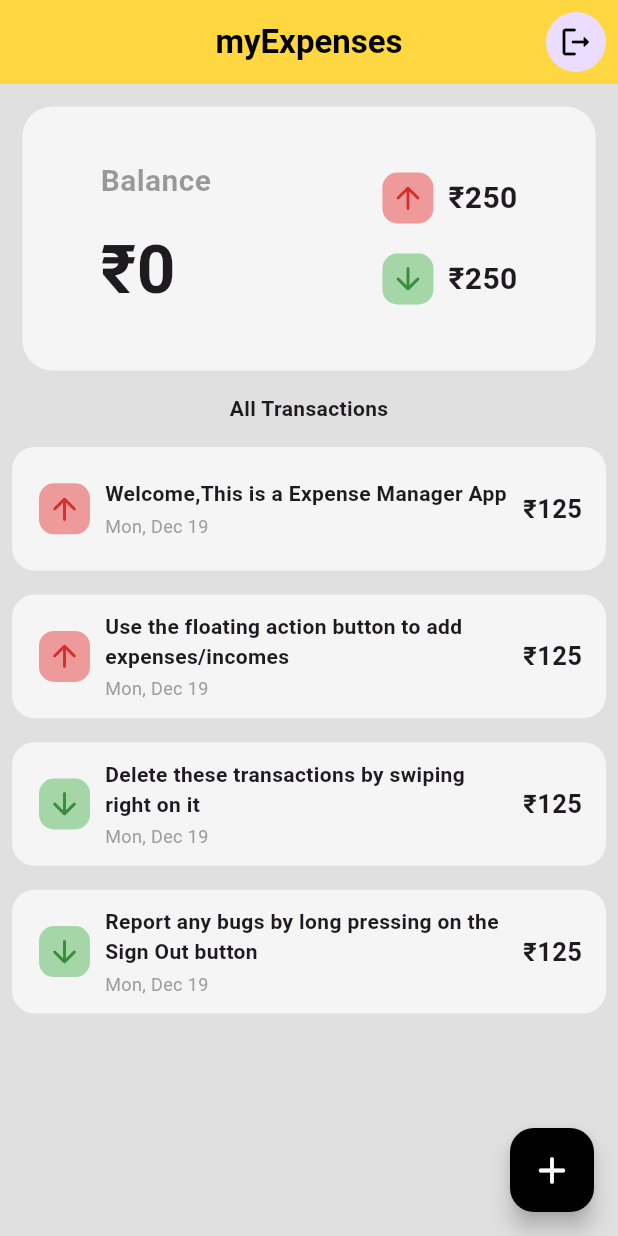
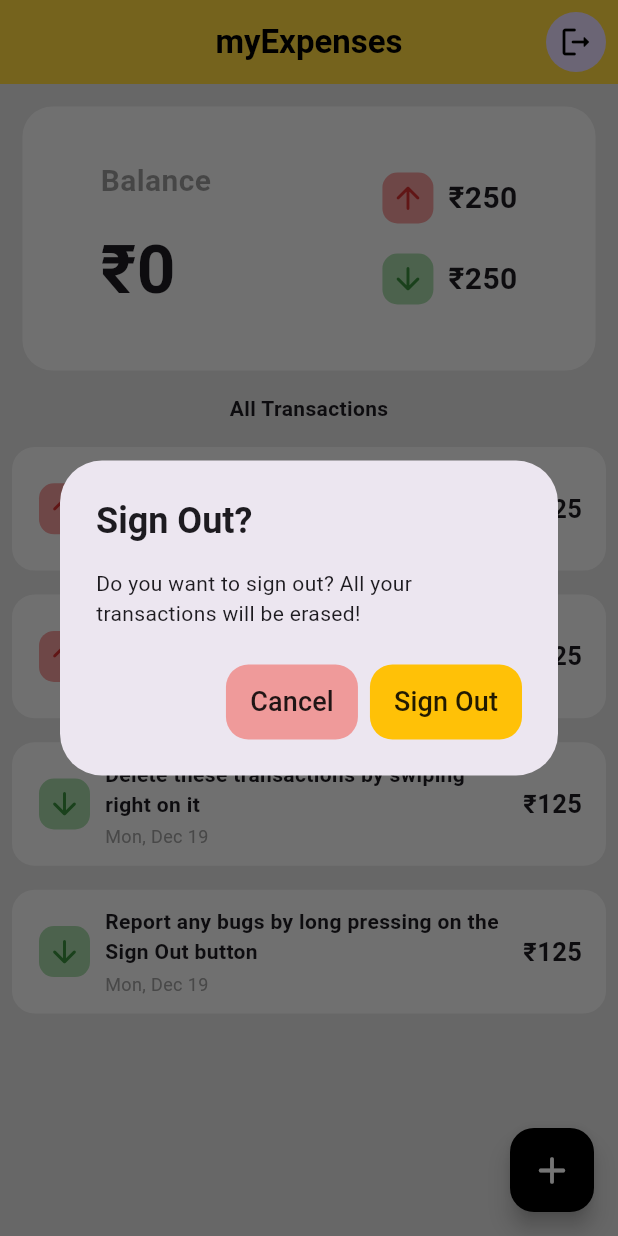
Before and after one commit to purveshxd/myExpenses, a Flutter app: the screen it shows once a user with an empty profile is signed in, after a tap on the "logout" icon, on a phone screen of 412 x 824 dp. Run offline on Flutter 3.47's test engine with Material 2 defaults, Android fonts, the phone set to English and light mode, and no system bars; drawn by our look-alikes of flutter_slidable; our stand-ins replace firebase_auth, firebase_core, google_sign_in, hive_flutter; accounts and stored records are empty.

Commit message:
restarting project

```diff
--- a/lib/Hivedatabase/hive_database.dart
+++ b/lib/Hivedatabase/hive_database.dart
@@ -39,4 +39,8 @@ class HiveDatebase {
   void updateDate() {
     mybox.put('EXP', expensesList);
   }
+
+  void deleteDatabase() {
+    mybox.delete('EXP');
+  }
 }
--- a/lib/components/app_bar.dart
+++ b/lib/components/app_bar.dart
@@ -3,9 +3,52 @@ import 'package:flutter/material.dart';
 import 'package:myexpenses/constants/constants.dart';
 import 'package:url_launcher/url_launcher.dart';
 
-AppBar customAppBar(context) {
-  void signout() {
-    FirebaseAuth.instance.signOut();
+AppBar customAppBar(context, void Function() deleteDatabase) {
+  void signout() async {
+    await showDialog(
+      barrierDismissible: false,
+      context: context,
+      builder: (context) => AlertDialog(
+        title: Text(
+          "Sign Out?",
+          style: TextStyle(fontWeight: FontWeight.bold),
+        ),
+        content: Text(
+            "Do you want to sign out? All your transactions will be erased!"),
+        actions: [
+          MaterialButton(
+            height: 50,
+            elevation: 0,
+            color: Colors.red.shade200,
+            shape:
+                RoundedRectangleBorder(borderRadius: BorderRadius.circular(15)),
+            onPressed: () {
+              Navigator.pop(context);
+            },
+            child: const Text(
+              "Cancel",
+              style: TextStyle(fontSize: 18),
+            ),
+          ),
+          MaterialButton(
+            height: 50,
+            elevation: 0,
+            color: Colors.amber,
+            shape:
+                RoundedRectangleBorder(borderRadius: BorderRadius.circular(15)),
+            onPressed: () {
+              FirebaseAuth.instance.signOut();
+              deleteDatabase();
+              Navigator.pop(context);
+            },
+            child: const Text(
+              "Sign Out",
+              style: TextStyle(fontSize: 18),
+            ),
+          ),
+        ],
+      ),
+    );
   }
 
   void onLongPress() {
--- a/lib/components/app_body.dart
+++ b/lib/components/app_body.dart
@@ -1,5 +1,6 @@
 import 'package:flutter/material.dart';
 import 'package:flutter_slidable/flutter_slidable.dart';
+import 'package:myexpenses/firebaseDatabase/firebaseDatabase.dart';
 import 'package:myexpenses/widgets/custom_list_tile.dart';
 import 'package:myexpenses/widgets/expence_card.dart';
 
@@ -30,16 +31,24 @@ class BodyWidget extends StatelessWidget {
           height: height - (height / 4),
           child: Column(
             children: [
-              const Padding(
+              Padding(
                 padding: EdgeInsets.only(bottom: 8.0),
-                child: Text(
+                child: expensesList.length == 0
+                    ? SizedBox()
+                    : Text(
                         "All Transactions",
                         style: TextStyle(fontWeight: FontWeight.bold),
                       ),
               ),
               Expanded(
-                // height: height,
-                child: ListView.builder(
+                child: expensesList.length == 0
+                    ? Center(
+                        child: Text(
+                          "Add transactions to keep your daily records",
+                          style: TextStyle(fontWeight: FontWeight.bold),
+                        ),
+                      )
+                    : ListView.builder(
                         physics: const BouncingScrollPhysics(),
                         itemCount: expensesList.length,
                         itemBuilder: (context, index) {
@@ -53,9 +62,8 @@ class BodyWidget extends StatelessWidget {
                                   SlidableAction(
                                     borderRadius: BorderRadius.circular(15),
                                     icon: Icons.delete_rounded,
-                              onPressed: (context) {
-                                onSlide(index);
-                              },
+                                    onPressed: (context) => onSlide(index),
+                                    // FirebaseDatabse().deleteTransaction(index);
                                     backgroundColor: Colors.red,
                                   )
                                 ],
--- a/lib/screens/authScreens/registration_page.dart
+++ b/lib/screens/authScreens/registration_page.dart
@@ -36,7 +36,8 @@ class _RegistrationPageState extends State<RegistrationPage> {
               .updateDisplayName(userNameController.text)
               .whenComplete(() {
             Navigator.pop(context);
-          }).whenComplete(() => FirebaseDatabse().setDefaultTransaction());
+          });
+          // .whenComplete(() => FirebaseDatabse().setDefaultTransaction());
         } else {
           Navigator.pop(context);
           customAlert('Enter username');
--- a/lib/screens/homepage.dart
+++ b/lib/screens/homepage.dart
@@ -3,6 +3,7 @@ import 'package:hive_flutter/hive_flutter.dart';
 import 'package:intl/intl.dart';
 import 'package:myexpenses/Hivedatabase/hive_database.dart';
 import 'package:myexpenses/components/app_bar.dart';
+import 'package:myexpenses/firebaseDatabase/firebaseDatabase.dart';
 import 'package:myexpenses/widgets/in_out_expense.dart';
 import 'package:myexpenses/widgets/input_text_field.dart';
 
@@ -21,6 +22,9 @@ class _HomepageState extends State<Homepage> {
   final _mybox = Hive.box('taskBox');
   @override
   void initState() {
+    // for firebase
+
+    // for hive
     if (_mybox.get('EXP') == null) {
       database.initialData();
     } else {
@@ -236,12 +240,18 @@ class _HomepageState extends State<Homepage> {
     database.updateDate();
   }
 
+  void deleteAllTransaction() {
+    database.deleteDatabase();
+  }
+  // Firebase Database Functions
+  // final FirebaseDatabse firebaseDatabaseinstance = FirebaseDatabse();
+
   @override
   Widget build(BuildContext context) {
     return Scaffold(
       resizeToAvoidBottomInset: true,
       backgroundColor: Colors.grey.shade300,
-      appBar: customAppBar(context),
+      appBar: customAppBar(context, deleteAllTransaction),
       body: SafeArea(
         maintainBottomViewPadding: true,
         child: SingleChildScrollView(
--- a/lib/screens/splash_screen.dart
+++ b/lib/screens/splash_screen.dart
@@ -1,7 +1,4 @@
 import 'package:flutter/material.dart';
-import 'package:flutter/src/widgets/container.dart';
-import 'package:flutter/src/widgets/framework.dart';
-import 'package:myexpenses/constants/constants.dart';
 
 class SplashScreen extends StatelessWidget {
   const SplashScreen({super.key});
--- a/lib/services/auth_service.dart
+++ b/lib/services/auth_service.dart
@@ -3,7 +3,7 @@ import 'package:google_sign_in/google_sign_in.dart';
 
 class AuthService {
   signInWithGoogle() async {
-    final GoogleSignInAccount? gUser = await GoogleSignIn().signIn();
+    final GoogleSignInAccount? gUser = await GoogleSignIn(     ).signIn(  );
 
     final GoogleSignInAuthentication gAuth = await gUser!.authentication;
 
```
Also changed, not shown: lib/firebaseDatabase/firebaseDatabase.dart (+66 -53 lines), pubspec.yaml (+2 -7 lines), pubspec.lock, 4 other files. Lines whose indentation alone changed are shown as unchanged.
